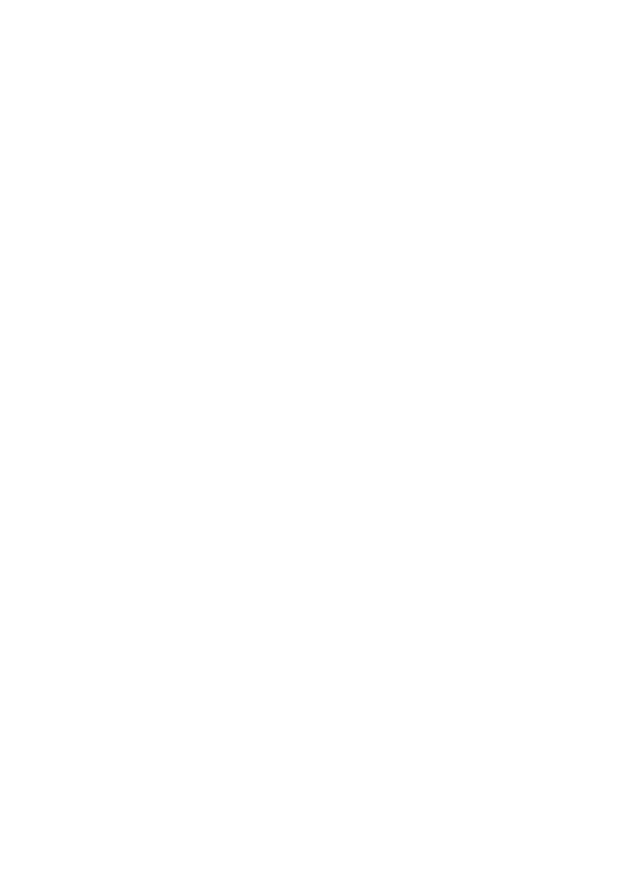
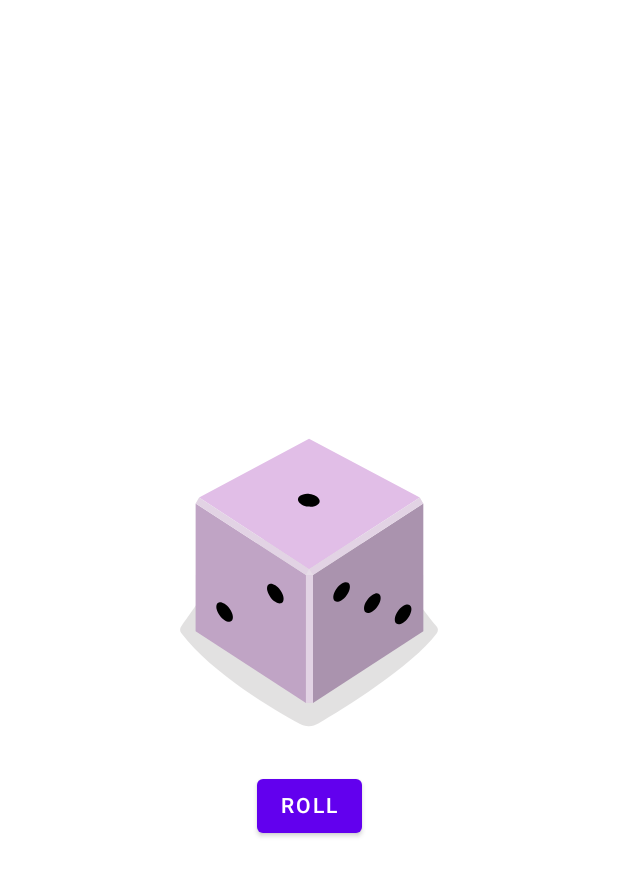
Before and after one commit to basakjeet08/ComposeDiceRoller, an Android app built with Jetpack Compose: the screen it shows after launch (MainActivity), on a phone screen of 412 x 824 dp. Before the commit the part shown is empty. Shown: the top 876 px of the screen. Run offline under Robolectric (Android 15) with nearby library versions, the phone set to English and light mode, and no system bars.

Commit message:
completed the App using Jetpack Compose

```diff
--- a/app/src/main/java/com/anirban/composediceroller/MainActivity.kt
+++ b/app/src/main/java/com/anirban/composediceroller/MainActivity.kt
@@ -4,11 +4,18 @@ import android.content.res.Configuration.UI_MODE_NIGHT_YES
 import android.os.Bundle
 import androidx.activity.ComponentActivity
 import androidx.activity.compose.setContent
+import androidx.compose.foundation.Image
+import androidx.compose.foundation.layout.Arrangement
+import androidx.compose.foundation.layout.Column
 import androidx.compose.foundation.layout.fillMaxSize
+import androidx.compose.material.Button
 import androidx.compose.material.MaterialTheme
 import androidx.compose.material.Surface
-import androidx.compose.runtime.Composable
+import androidx.compose.material.Text
+import androidx.compose.runtime.*
+import androidx.compose.ui.Alignment
 import androidx.compose.ui.Modifier
+import androidx.compose.ui.res.painterResource
 import androidx.compose.ui.tooling.preview.Preview
 import com.anirban.composediceroller.ui.theme.ComposeDiceRollerTheme
 
@@ -16,24 +23,59 @@ class MainActivity : ComponentActivity() {
     override fun onCreate(savedInstanceState: Bundle?) {
         super.onCreate(savedInstanceState)
         setContent {
-            ComposeDiceRollerTheme {
-                // A surface container using the 'background' color from the theme
-                Surface(
-                    modifier = Modifier.fillMaxSize(),
-                    color = MaterialTheme.colors.background
-                ) {
-                    DrawUI()
-                }
-            }
+            MyApp()
         }
     }
 }
 
+// This Function draws the Image and the Button in the Center of the App
 @Composable
 fun DrawUI(){
 
+    // This array contains all the Images Drawable Resource id in Int
+    val diceImages = arrayListOf(
+        R.drawable.dice_1 ,
+        R.drawable.dice_2 ,
+        R.drawable.dice_3 ,
+        R.drawable.dice_4 ,
+        R.drawable.dice_5 ,
+        R.drawable.dice_6 ,
+        )
+
+    // This value is a state variable which remembers its state and the composable function is
+    // called again when the state of these variable changes
+    var currentImage by remember { mutableStateOf(diceImages[0]) }
+
+    // The Column lets the user to draw UI vertically
+    Column (
+        modifier = Modifier.fillMaxSize() ,
+        verticalArrangement = Arrangement.Center ,
+        horizontalAlignment = Alignment.CenterHorizontally
+            ){
+        Image(
+            painter = painterResource(id = currentImage) ,
+            contentDescription = null
+        )
+
+        /*
+        The Button lets the User to draw a Button which accepts a onclick and updates the
+        currentImage randomly by the help of random variable
+         */
+        Button(
+
+            // This Block is executed when the Button is Clicked
+            onClick = {
+                val result = (1..6).random()
+                currentImage = diceImages[result - 1]
+            }
+        ) {
+            Text(text = "ROLL")
+        }
+    }
 }
 
+
+// This is a Preview Function which helps us to Preview the App which developing
 @Preview(
     showBackground = true ,
     uiMode = UI_MODE_NIGHT_YES
--- /dev/null
+++ b/app/src/main/res/drawable/dice_1.xml
@@ -0,0 +1,66 @@
+<!--
+  ~ Copyright 2022, The Android Open Source Project
+  ~
+  ~ Licensed under the Apache License, Version 2.0 (the "License");
+  ~ you may not use this file except in compliance with the License.
+  ~ You may obtain a copy of the License at
+  ~
+  ~     http://www.apache.org/licenses/LICENSE-2.0
+  ~
+  ~ Unless required by applicable law or agreed to in writing, software
+  ~ distributed under the License is distributed on an "AS IS" BASIS,
+  ~ WITHOUT WARRANTIES OR CONDITIONS OF ANY KIND, either express or implied.
+  ~ See the License for the specific language governing permissions and
+  ~ limitations under the License.
+  -->
+
+<vector xmlns:android="http://schemas.android.com/apk/res/android"
+    android:width="200dp"
+    android:height="250dp"
+    android:viewportWidth="800"
+    android:viewportHeight="1000">
+    <path
+        android:fillAlpha="0.5"
+        android:fillColor="#C5C4C4"
+        android:pathData="M740.8,635.42c-68.27,90.47 -249.77,201.76 -316,240.63a50.7,50.7 0,0 1,-49.93 0.81c-64.19,-35 -234.09,-133.88 -315.65,-242a14.69,14.69 0,0 1,-0.12 -17.49c77.58,-106.29 159.67,-258.89 341.06,-258.89 182,0 242.19,139.08 340.27,258.88A14.62,14.62 0,0 1,740.8 635.42Z"
+        android:strokeAlpha="0.5" />
+    <path
+        android:fillColor="#AA93AE"
+        android:pathData="M704.9,630l-294.29,191.06l0,-340.85l294.29,-191.06l0,340.85z" />
+    <path
+        android:fillColor="#C0A4C5"
+        android:pathData="M97.59,630l294.29,191.06l0,-340.85l-294.29,-191.06l0,340.85z" />
+    <path
+        android:fillColor="#E1BEE7"
+        android:pathData="M400.14,464.73l-293.19,-191.45l293.19,-156.31l295.39,156.31l-295.39,191.45z" />
+    <path
+        android:fillColor="#E2D3E4"
+        android:pathData="M106.95,273.28l-9.36,15.87l294.29,191.06l8.26,-15.48l-293.19,-191.45z" />
+    <path
+        android:fillColor="#E2D3E4"
+        android:pathData="M695.53,273.28l9.37,15.87l-294.29,191.06l-10.47,-15.48l295.39,-191.45z" />
+    <path
+        android:fillColor="#E2D3E4"
+        android:pathData="M391.88,480.21h18.73v340.85h-18.73z" />
+    <path
+        android:fillColor="#E7DCE8"
+        android:pathData="M400.14,464.73l-8.26,15.48l18.73,0l-10.47,-15.48z" />
+    <path
+        android:fillColor="#000000"
+        android:pathData="M397.45,297.62a16.9,28.71 97.07,1 0,4.16 -33.54a16.9,28.71 97.07,1 0,-4.16 33.54z" />
+    <path
+        android:fillColor="#000000"
+        android:pathData="M297.17,539.02a30.12,16.11 53.82,1 0,26.01 -19.02a30.12,16.11 53.82,1 0,-26.01 19.02z" />
+    <path
+        android:fillColor="#000000"
+        android:pathData="M161.96,588.24a30.12,16.11 53.82,1 0,26.01 -19.02a30.12,16.11 53.82,1 0,-26.01 19.02z" />
+    <path
+        android:fillColor="#000000"
+        android:pathData="M551.15,579.45a30.12,16.11 126.18,1 0,35.56 -48.62a30.12,16.11 126.18,1 0,-35.56 48.62z" />
+    <path
+        android:fillColor="#000000"
+        android:pathData="M469.12,549.58a30.12,16.11 126.18,1 0,35.56 -48.62a30.12,16.11 126.18,1 0,-35.56 48.62z" />
+    <path
+        android:fillColor="#000000"
+        android:pathData="M633.17,609.29a30.12,16.11 126.18,1 0,35.56 -48.62a30.12,16.11 126.18,1 0,-35.56 48.62z" />
+</vector>
--- /dev/null
+++ b/app/src/main/res/drawable/dice_2.xml
@@ -0,0 +1,66 @@
+<!--
+  ~ Copyright 2022, The Android Open Source Project
+  ~
+  ~ Licensed under the Apache License, Version 2.0 (the "License");
+  ~ you may not use this file except in compliance with the License.
+  ~ You may obtain a copy of the License at
+  ~
+  ~     http://www.apache.org/licenses/LICENSE-2.0
+  ~
+  ~ Unless required by applicable law or agreed to in writing, software
+  ~ distributed under the License is distributed on an "AS IS" BASIS,
+  ~ WITHOUT WARRANTIES OR CONDITIONS OF ANY KIND, either express or implied.
+  ~ See the License for the specific language governing permissions and
+  ~ limitations under the License.
+  -->
+
+<vector xmlns:android="http://schemas.android.com/apk/res/android"
+    android:width="200dp"
+    android:height="250dp"
+    android:viewportWidth="800"
+    android:viewportHeight="1000">
+    <path
+        android:fillAlpha="0.5"
+        android:fillColor="#C5C4C4"
+        android:pathData="M740.8,635.42c-68.27,90.47 -249.77,201.76 -316,240.63a50.7,50.7 0,0 1,-49.93 0.81c-64.19,-35 -234.09,-133.88 -315.65,-242a14.69,14.69 0,0 1,-0.12 -17.49c77.58,-106.29 159.67,-258.89 341.06,-258.89 182,0 242.19,139.08 340.27,258.88A14.62,14.62 0,0 1,740.8 635.42Z"
+        android:strokeAlpha="0.5" />
+    <path
+        android:fillColor="#AA93AE"
+        android:pathData="M704.9,630l-294.29,191.06l0,-340.85l294.29,-191.06l0,340.85z" />
+    <path
+        android:fillColor="#C0A4C5"
+        android:pathData="M97.59,630l294.29,191.06l0,-340.85l-294.29,-191.06l0,340.85z" />
+    <path
+        android:fillColor="#E1BEE7"
+        android:pathData="M400.14,464.73l-293.19,-191.45l293.19,-156.31l295.39,156.31l-295.39,191.45z" />
+    <path
+        android:fillColor="#E2D3E4"
+        android:pathData="M106.95,273.28l-9.36,15.87l294.29,191.06l8.26,-15.48l-293.19,-191.45z" />
+    <path
+        android:fillColor="#E2D3E4"
+        android:pathData="M695.53,273.28l9.37,15.87l-294.29,191.06l-10.47,-15.48l295.39,-191.45z" />
+    <path
+        android:fillColor="#E2D3E4"
+        android:pathData="M391.88,480.21h18.73v340.85h-18.73z" />
+    <path
+        android:fillColor="#E7DCE8"
+        android:pathData="M400.14,464.73l-8.26,15.48l18.73,0l-10.47,-15.48z" />
+    <path
+        android:fillColor="#000000"
+        android:pathData="M520.85,303.25a16.9,28.71 97.07,1 0,4.16 -33.54a16.9,28.71 97.07,1 0,-4.16 33.54z" />
+    <path
+        android:fillColor="#000000"
+        android:pathData="M273.33,291.99a16.9,28.71 97.07,1 0,4.16 -33.54a16.9,28.71 97.07,1 0,-4.16 33.54z" />
+    <path
+        android:fillColor="#000000"
+        android:pathData="M229.56,563.64a30.12,16.11 53.82,1 0,26.01 -19.02a30.12,16.11 53.82,1 0,-26.01 19.02z" />
+    <path
+        android:fillColor="#000000"
+        android:pathData="M311.58,533.77a30.12,16.11 53.82,1 0,26.01 -19.02a30.12,16.11 53.82,1 0,-26.01 19.02z" />
+    <path
+        android:fillColor="#000000"
+        android:pathData="M147.54,593.49a30.12,16.11 53.82,1 0,26.01 -19.02a30.12,16.11 53.82,1 0,-26.01 19.02z" />
+    <path
+        android:fillColor="#000000"
+        android:pathData="M551.15,579.45a30.12,16.11 126.18,1 0,35.56 -48.62a30.12,16.11 126.18,1 0,-35.56 48.62z" />
+</vector>
--- /dev/null
+++ b/app/src/main/res/drawable/dice_3.xml
@@ -0,0 +1,66 @@
+<!--
+  ~ Copyright 2022, The Android Open Source Project
+  ~
+  ~ Licensed under the Apache License, Version 2.0 (the "License");
+  ~ you may not use this file except in compliance with the License.
+  ~ You may obtain a copy of the License at
+  ~
+  ~     http://www.apache.org/licenses/LICENSE-2.0
+  ~
+  ~ Unless required by applicable law or agreed to in writing, software
+  ~ distributed under the License is distributed on an "AS IS" BASIS,
+  ~ WITHOUT WARRANTIES OR CONDITIONS OF ANY KIND, either express or implied.
+  ~ See the License for the specific language governing permissions and
+  ~ limitations under the License.
+  -->
+
+<vector xmlns:android="http://schemas.android.com/apk/res/android"
+    android:width="200dp"
+    android:height="250dp"
+    android:viewportWidth="800"
+    android:viewportHeight="1000">
+    <path
+        android:fillAlpha="0.5"
+        android:fillColor="#C5C4C4"
+        android:pathData="M740.8,635.42c-68.27,90.47 -249.77,201.76 -316,240.63a50.7,50.7 0,0 1,-49.93 0.81c-64.19,-35 -234.09,-133.88 -315.65,-242a14.69,14.69 0,0 1,-0.12 -17.49c77.58,-106.29 159.67,-258.89 341.06,-258.89 182,0 242.19,139.08 340.27,258.88A14.62,14.62 0,0 1,740.8 635.42Z"
+        android:strokeAlpha="0.5" />
+    <path
+        android:fillColor="#AA93AE"
+        android:pathData="M704.9,630l-294.29,191.06l0,-340.85l294.29,-191.06l0,340.85z" />
+    <path
+        android:fillColor="#C0A4C5"
+        android:pathData="M97.59,630l294.29,191.06l0,-340.85l-294.29,-191.06l0,340.85z" />
+    <path
+        android:fillColor="#E1BEE7"
+        android:pathData="M400.14,464.73l-293.19,-191.45l293.19,-156.31l295.39,156.31l-295.39,191.45z" />
+    <path
+        android:fillColor="#E2D3E4"
+        android:pathData="M106.95,273.28l-9.36,15.87l294.29,191.06l8.26,-15.48l-293.19,-191.45z" />
+    <path
+        android:fillColor="#E2D3E4"
+        android:pathData="M695.53,273.28l9.37,15.87l-294.29,191.06l-10.47,-15.48l295.39,-191.45z" />
+    <path
+        android:fillColor="#E2D3E4"
+        android:pathData="M391.88,480.21h18.73v340.85h-18.73z" />
+    <path
+        android:fillColor="#E7DCE8"
+        android:pathData="M400.14,464.73l-8.26,15.48l18.73,0l-10.47,-15.48z" />
+    <path
+        android:fillColor="#000000"
+        android:pathData="M398.11,297.62a16.9,28.71 97.07,1 0,4.16 -33.54a16.9,28.71 97.07,1 0,-4.16 33.54z" />
+    <path
+        android:fillColor="#000000"
+        android:pathData="M548.27,304.46a16.9,28.71 97.07,1 0,4.16 -33.54a16.9,28.71 97.07,1 0,-4.16 33.54z" />
+    <path
+        android:fillColor="#000000"
+        android:pathData="M247.95,290.79a16.9,28.71 97.07,1 0,4.16 -33.54a16.9,28.71 97.07,1 0,-4.16 33.54z" />
+    <path
+        android:fillColor="#000000"
+        android:pathData="M229.56,563.64a30.12,16.11 53.82,1 0,26.01 -19.02a30.12,16.11 53.82,1 0,-26.01 19.02z" />
+    <path
+        android:fillColor="#000000"
+        android:pathData="M483.54,554.83a30.12,16.11 126.18,1 0,35.56 -48.62a30.12,16.11 126.18,1 0,-35.56 48.62z" />
+    <path
+        android:fillColor="#000000"
+        android:pathData="M618.75,604.04a30.12,16.11 126.18,1 0,35.56 -48.62a30.12,16.11 126.18,1 0,-35.56 48.62z" />
+</vector>
--- /dev/null
+++ b/app/src/main/res/drawable/dice_4.xml
@@ -0,0 +1,69 @@
+<!--
+  ~ Copyright 2022, The Android Open Source Project
+  ~
+  ~ Licensed under the Apache License, Version 2.0 (the "License");
+  ~ you may not use this file except in compliance with the License.
+  ~ You may obtain a copy of the License at
+  ~
+  ~     http://www.apache.org/licenses/LICENSE-2.0
+  ~
+  ~ Unless required by applicable law or agreed to in writing, software
+  ~ distributed under the License is distributed on an "AS IS" BASIS,
+  ~ WITHOUT WARRANTIES OR CONDITIONS OF ANY KIND, either express or implied.
+  ~ See the License for the specific language governing permissions and
+  ~ limitations under the License.
+  -->
+
+<vector xmlns:android="http://schemas.android.com/apk/res/android"
+    android:width="200dp"
+    android:height="250dp"
+    android:viewportWidth="800"
+    android:viewportHeight="1000">
+    <path
+        android:fillAlpha="0.5"
+        android:fillColor="#C5C4C4"
+        android:pathData="M740.8,635.42c-68.27,90.47 -249.77,201.76 -316,240.63a50.7,50.7 0,0 1,-49.93 0.81c-64.19,-35 -234.09,-133.88 -315.65,-242a14.69,14.69 0,0 1,-0.12 -17.49c77.58,-106.29 159.67,-258.89 341.06,-258.89 182,0 242.19,139.08 340.27,258.88A14.62,14.62 0,0 1,740.8 635.42Z"
+        android:strokeAlpha="0.5" />
+    <path
+        android:fillColor="#AA93AE"
+        android:pathData="M704.9,630l-294.29,191.06l0,-340.85l294.29,-191.06l0,340.85z" />
+    <path
+        android:fillColor="#C0A4C5"
+        android:pathData="M97.59,630l294.29,191.06l0,-340.85l-294.29,-191.06l0,340.85z" />
+    <path
+        android:fillColor="#E1BEE7"
+        android:pathData="M400.14,464.73l-293.19,-191.45l293.19,-156.31l295.39,156.31l-295.39,191.45z" />
+    <path
+        android:fillColor="#E2D3E4"
+        android:pathData="M106.95,273.28l-9.36,15.87l294.29,191.06l8.26,-15.48l-293.19,-191.45z" />
+    <path
+        android:fillColor="#E2D3E4"
+        android:pathData="M695.53,273.28l9.37,15.87l-294.29,191.06l-10.47,-15.48l295.39,-191.45z" />
+    <path
+        android:fillColor="#E2D3E4"
+        android:pathData="M391.88,480.21h18.73v340.85h-18.73z" />
+    <path
+        android:fillColor="#E7DCE8"
+        android:pathData="M400.14,464.73l-8.26,15.48l18.73,0l-10.47,-15.48z" />
+    <path
+        android:fillColor="#000000"
+        android:pathData="M530.08,303.65a16.9,28.71 97.07,1 0,4.16 -33.54a16.9,28.71 97.07,1 0,-4.16 33.54z" />
+    <path
+        android:fillColor="#000000"
+        android:pathData="M389.68,218.17a16.9,28.71 97.07,1 0,4.16 -33.54a16.9,28.71 97.07,1 0,-4.16 33.54z" />
+    <path
+        android:fillColor="#000000"
+        android:pathData="M405.35,377.09a16.9,28.71 97.07,1 0,4.16 -33.54a16.9,28.71 97.07,1 0,-4.16 33.54z" />
+    <path
+        android:fillColor="#000000"
+        android:pathData="M264.95,291.6a16.9,28.71 97.07,1 0,4.16 -33.54a16.9,28.71 97.07,1 0,-4.16 33.54z" />
+    <path
+        android:fillColor="#000000"
+        android:pathData="M297.17,541.59a30.12,16.11 53.82,1 0,26.01 -19.02a30.12,16.11 53.82,1 0,-26.01 19.02z" />
+    <path
+        android:fillColor="#000000"
+        android:pathData="M161.96,590.81a30.12,16.11 53.82,1 0,26.01 -19.02a30.12,16.11 53.82,1 0,-26.01 19.02z" />
+    <path
+        android:fillColor="#000000"
+        android:pathData="M551.15,579.45a30.12,16.11 126.18,1 0,35.56 -48.62a30.12,16.11 126.18,1 0,-35.56 48.62z" />
+</vector>
--- /dev/null
+++ b/app/src/main/res/drawable/dice_5.xml
@@ -0,0 +1,75 @@
+<!--
+  ~ Copyright 2022, The Android Open Source Project
+  ~
+  ~ Licensed under the Apache License, Version 2.0 (the "License");
+  ~ you may not use this file except in compliance with the License.
+  ~ You may obtain a copy of the License at
+  ~
+  ~     http://www.apache.org/licenses/LICENSE-2.0
+  ~
+  ~ Unless required by applicable law or agreed to in writing, software
+  ~ distributed under the License is distributed on an "AS IS" BASIS,
+  ~ WITHOUT WARRANTIES OR CONDITIONS OF ANY KIND, either express or implied.
+  ~ See the License for the specific language governing permissions and
+  ~ limitations under the License.
+  -->
+
+<vector xmlns:android="http://schemas.android.com/apk/res/android"
+    android:width="200dp"
+    android:height="250dp"
+    android:viewportWidth="800"
+    android:viewportHeight="1000">
+    <path
+        android:fillAlpha="0.5"
+        android:fillColor="#C5C4C4"
+        android:pathData="M740.8,635.42c-68.27,90.47 -249.77,201.76 -316,240.63a50.7,50.7 0,0 1,-49.93 0.81c-64.19,-35 -234.09,-133.88 -315.65,-242a14.69,14.69 0,0 1,-0.12 -17.49c77.58,-106.29 159.67,-258.89 341.06,-258.89 182,0 242.19,139.08 340.27,258.88A14.62,14.62 0,0 1,740.8 635.42Z"
+        android:strokeAlpha="0.5" />
+    <path
+        android:fillColor="#AA93AE"
+        android:pathData="M704.9,630l-294.29,191.06l0,-340.85l294.29,-191.06l0,340.85z" />
+    <path
+        android:fillColor="#C0A4C5"
+        android:pathData="M97.59,630l294.29,191.06l0,-340.85l-294.29,-191.06l0,340.85z" />
+    <path
+        android:fillColor="#E1BEE7"
+        android:pathData="M400.14,464.73l-293.19,-191.45l293.19,-156.31l295.39,156.31l-295.39,191.45z" />
+    <path
+        android:fillColor="#E2D3E4"
+        android:pathData="M106.95,273.28l-9.36,15.87l294.29,191.06l8.26,-15.48l-293.19,-191.45z" />
+    <path
+        android:fillColor="#E2D3E4"
+        android:pathData="M695.53,273.28l9.37,15.87l-294.29,191.06l-10.47,-15.48l295.39,-191.45z" />
+    <path
+        android:fillColor="#E2D3E4"
+        android:pathData="M391.88,480.21h18.73v340.85h-18.73z" />
+    <path
+        android:fillColor="#E7DCE8"
+        android:pathData="M400.14,464.73l-8.26,15.48l18.73,0l-10.47,-15.48z" />
+    <path
+        android:fillColor="#000000"
+        android:pathData="M397.05,297.63a16.9,28.71 97.07,1 0,4.16 -33.54a16.9,28.71 97.07,1 0,-4.16 33.54z" />
+    <path
+        android:fillColor="#000000"
+        android:pathData="M547.21,304.45a16.9,28.71 97.07,1 0,4.16 -33.54a16.9,28.71 97.07,1 0,-4.16 33.54z" />
+    <path
+        android:fillColor="#000000"
+        android:pathData="M388.17,207.62a16.9,28.71 97.07,1 0,4.16 -33.54a16.9,28.71 97.07,1 0,-4.16 33.54z" />
+    <path
+        android:fillColor="#000000"
+        android:pathData="M405.93,387.62a16.9,28.71 97.07,1 0,4.16 -33.54a16.9,28.71 97.07,1 0,-4.16 33.54z" />
+    <path
+        android:fillColor="#000000"
+        android:pathData="M246.89,290.79a16.9,28.71 97.07,1 0,4.16 -33.54a16.9,28.71 97.07,1 0,-4.16 33.54z" />
+    <path
+        android:fillColor="#000000"
+        android:pathData="M229.56,563.64a30.12,16.11 53.82,1 0,26.01 -19.02a30.12,16.11 53.82,1 0,-26.01 19.02z" />
+    <path
+        android:fillColor="#000000"
+        android:pathData="M551.15,579.45a30.12,16.11 126.18,1 0,35.56 -48.62a30.12,16.11 126.18,1 0,-35.56 48.62z" />
+    <path
+        android:fillColor="#000000"
+        android:pathData="M469.12,549.58a30.12,16.11 126.18,1 0,35.56 -48.62a30.12,16.11 126.18,1 0,-35.56 48.62z" />
+    <path
+        android:fillColor="#000000"
+        android:pathData="M633.17,609.29a30.12,16.11 126.18,1 0,35.56 -48.62a30.12,16.11 126.18,1 0,-35.56 48.62z" />
+</vector>
--- /dev/null
+++ b/app/src/main/res/drawable/dice_6.xml
@@ -0,0 +1,81 @@
+<!--
+  ~ Copyright 2022, The Android Open Source Project
+  ~
+  ~ Licensed under the Apache License, Version 2.0 (the "License");
+  ~ you may not use this file except in compliance with the License.
+  ~ You may obtain a copy of the License at
+  ~
+  ~     http://www.apache.org/licenses/LICENSE-2.0
+  ~
+  ~ Unless required by applicable law or agreed to in writing, software
+  ~ distributed under the License is distributed on an "AS IS" BASIS,
+  ~ WITHOUT WARRANTIES OR CONDITIONS OF ANY KIND, either express or implied.
+  ~ See the License for the specific language governing permissions and
+  ~ limitations under the License.
+  -->
+
+<vector xmlns:android="http://schemas.android.com/apk/res/android"
+    android:width="200dp"
+    android:height="250dp"
+    android:viewportWidth="800"
+    android:viewportHeight="1000">
+    <path
+        android:fillAlpha="0.5"
+        android:fillColor="#C5C4C4"
+        android:pathData="M740.8,635.42c-68.27,90.47 -249.77,201.76 -316,240.63a50.7,50.7 0,0 1,-49.93 0.81c-64.19,-35 -234.09,-133.88 -315.65,-242a14.69,14.69 0,0 1,-0.12 -17.49c77.58,-106.29 159.67,-258.89 341.06,-258.89 182,0 242.19,139.08 340.27,258.88A14.62,14.62 0,0 1,740.8 635.42Z"
+        android:strokeAlpha="0.5" />
+    <path
+        android:fillColor="#AA93AE"
+        android:pathData="M704.9,630l-294.29,191.06l0,-340.85l294.29,-191.06l0,340.85z" />
+    <path
+        android:fillColor="#C0A4C5"
+        android:pathData="M97.59,630l294.29,191.06l0,-340.85l-294.29,-191.06l0,340.85z" />
+    <path
+        android:fillColor="#E1BEE7"
+        android:pathData="M400.14,464.73l-293.19,-191.45l293.19,-156.31l295.39,156.31l-295.39,191.45z" />
+    <path
+        android:fillColor="#E2D3E4"
+        android:pathData="M106.95,273.28l-9.36,15.87l294.29,191.06l8.26,-15.48l-293.19,-191.45z" />
+    <path
+        android:fillColor="#E2D3E4"
+        android:pathData="M695.53,273.28l9.37,15.87l-294.29,191.06l-10.47,-15.48l295.39,-191.45z" />
+    <path
+        android:fillColor="#E2D3E4"
+        android:pathData="M391.88,480.21h18.73v340.85h-18.73z" />
+    <path
+        android:fillColor="#E7DCE8"
+        android:pathData="M400.14,464.73l-8.26,15.48l18.73,0l-10.47,-15.48z" />
+    <path
+        android:fillColor="#000000"
+        android:pathData="M326.53,254.89a16.9,28.71 97.07,1 0,4.16 -33.54a16.9,28.71 97.07,1 0,-4.16 33.54z" />
+    <path
+        android:fillColor="#000000"
+        android:pathData="M537.57,298.78a16.9,28.71 97.07,1 0,4.16 -33.54a16.9,28.71 97.07,1 0,-4.16 33.54z" />
+    <path
+        android:fillColor="#000000"
+        android:pathData="M397.17,213.3a16.9,28.71 97.07,1 0,4.16 -33.54a16.9,28.71 97.07,1 0,-4.16 33.54z" />
+    <path
+        android:fillColor="#000000"
+        android:pathData="M396.31,381.95a16.9,28.71 97.07,1 0,4.16 -33.54a16.9,28.71 97.07,1 0,-4.16 33.54z" />
+    <path
+        android:fillColor="#000000"
+        android:pathData="M255.91,296.47a16.9,28.71 97.07,1 0,4.16 -33.54a16.9,28.71 97.07,1 0,-4.16 33.54z" />
+    <path
+        android:fillColor="#000000"
+        android:pathData="M466.93,340.37a16.9,28.71 97.07,1 0,4.16 -33.54a16.9,28.71 97.07,1 0,-4.16 33.54z" />
+    <path
+        android:fillColor="#000000"
+        android:pathData="M230,563.64a30.12,16.11 53.82,1 0,26.01 -19.02a30.12,16.11 53.82,1 0,-26.01 19.02z" />
+    <path
+        android:fillColor="#000000"
+        android:pathData="M312.02,533.78a30.12,16.11 53.82,1 0,26.01 -19.02a30.12,16.11 53.82,1 0,-26.01 19.02z" />
+    <path
+        android:fillColor="#000000"
+        android:pathData="M147.96,593.48a30.12,16.11 53.82,1 0,26.01 -19.02a30.12,16.11 53.82,1 0,-26.01 19.02z" />
+    <path
+        android:fillColor="#000000"
+        android:pathData="M483.54,554.83a30.12,16.11 126.18,1 0,35.56 -48.62a30.12,16.11 126.18,1 0,-35.56 48.62z" />
+    <path
+        android:fillColor="#000000"
+        android:pathData="M618.75,604.04a30.12,16.11 126.18,1 0,35.56 -48.62a30.12,16.11 126.18,1 0,-35.56 48.62z" />
+</vector>
```
